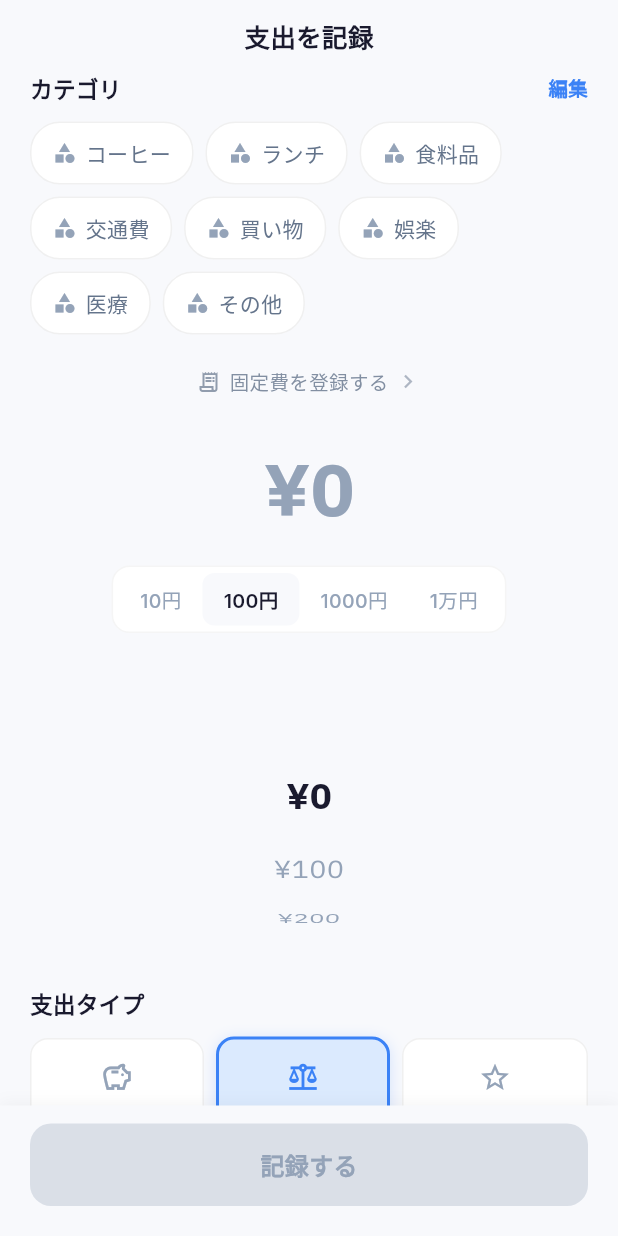
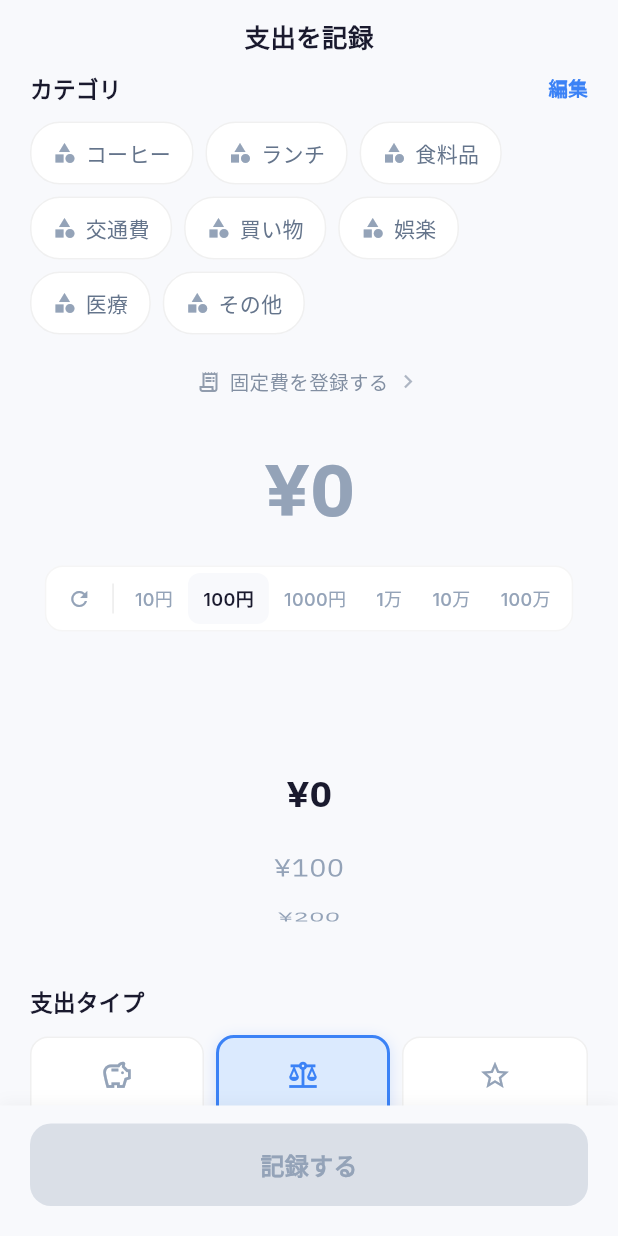
Before and after one commit to yuki-programmer/savesmart_app, a Flutter app: the AddScreen screen opened directly, on a phone screen of 412 x 824 dp. Run offline on Flutter 3.47's test engine with Material 3 defaults, Android fonts, the phone set to English and light mode, and no system bars; our stand-ins replace file_picker, fl_chart, google_fonts, share_plus, shared_preferences, sqflite and 1 more; accounts and stored records are empty.

Commit message:
Updated at 2026/1/18

```diff
--- a/lib/screens/add_screen.dart
+++ b/lib/screens/add_screen.dart
@@ -105,7 +105,11 @@ class _AddScreenState extends State<AddScreen> {
       _expenseAmount = combo['amount'] as int;
       _selectedGrade = combo['grade'] as String;
       // 適切な単位を自動選択
-      if (_expenseAmount >= 10000) {
+      if (_expenseAmount >= 1000000) {
+        _expenseUnit = 1000000;
+      } else if (_expenseAmount >= 100000) {
+        _expenseUnit = 100000;
+      } else if (_expenseAmount >= 10000) {
         _expenseUnit = 10000;
       } else if (_expenseAmount >= 1000) {
         _expenseUnit = 1000;
@@ -433,7 +437,7 @@ class _AddScreenState extends State<AddScreen> {
         WheelPicker(
           key: ValueKey('expense_${_expenseUnit}_$_expenseAmount'),
           unit: _expenseUnit,
-          maxMultiplier: _expenseUnit >= 1000 ? 100 : 99,
+          maxMultiplier: 10000000 ~/ _expenseUnit, // 上限1000万円で統一
           initialValue: _expenseAmount,
           highlightColor: AppColors.bgPrimary,
           onChanged: (value) {
@@ -448,30 +452,61 @@ class _AddScreenState extends State<AddScreen> {
 
   /// 単位選択UI
   Widget _buildUnitSelector() {
-    final units = [10, 100, 1000, 10000];
-    final labels = ['10円', '100円', '1000円', '1万円'];
+    final units = [10, 100, 1000, 10000, 100000, 1000000];
+    final labels = ['10円', '100円', '1000円', '1万', '10万', '100万'];
 
     return Container(
-      padding: const EdgeInsets.all(4),
       decoration: BoxDecoration(
         color: Colors.white,
         borderRadius: BorderRadius.circular(12),
         border: Border.all(color: Colors.black.withOpacity(0.04)),
       ),
+      child: SingleChildScrollView(
+        scrollDirection: Axis.horizontal,
+        padding: const EdgeInsets.all(4),
         child: Row(
           mainAxisSize: MainAxisSize.min,
-        children: List.generate(units.length, (index) {
+          children: [
+            // リセットボタン（0円に戻す）
+            GestureDetector(
+              onTap: () {
+                setState(() {
+                  _expenseAmount = 0;
+                });
+              },
+              child: Container(
+                padding: const EdgeInsets.symmetric(horizontal: 10, vertical: 8),
+                decoration: BoxDecoration(
+                  color: Colors.transparent,
+                  borderRadius: BorderRadius.circular(8),
+                ),
+                child: const Icon(
+                  Icons.refresh,
+                  size: 16,
+                  color: AppColors.textMuted,
+                ),
+              ),
+            ),
+            // 区切り線
+            Container(
+              width: 1,
+              height: 20,
+              color: Colors.black.withOpacity(0.08),
+              margin: const EdgeInsets.symmetric(horizontal: 4),
+            ),
+            // 単位ボタン
+            ...List.generate(units.length, (index) {
               final unit = units[index];
               final isSelected = _expenseUnit == unit;
               return GestureDetector(
                 onTap: () {
                   setState(() {
                     _expenseUnit = unit;
-                _expenseAmount = 0;
+                    // 金額はリセットしない（そのまま維持）
                   });
                 },
                 child: Container(
-              padding: const EdgeInsets.symmetric(horizontal: 14, vertical: 8),
+                  padding: const EdgeInsets.symmetric(horizontal: 10, vertical: 8),
                   decoration: BoxDecoration(
                     color: isSelected ? AppColors.bgPrimary : Colors.transparent,
                     borderRadius: BorderRadius.circular(8),
@@ -479,7 +514,7 @@ class _AddScreenState extends State<AddScreen> {
                   child: Text(
                     labels[index],
                     style: GoogleFonts.inter(
-                  fontSize: 13,
+                      fontSize: 12,
                       fontWeight: isSelected ? FontWeight.w600 : FontWeight.w500,
                       color: isSelected ? AppColors.textPrimary : AppColors.textMuted,
                     ),
@@ -487,6 +522,8 @@ class _AddScreenState extends State<AddScreen> {
                 ),
               );
             }),
+          ],
+        ),
       ),
     );
   }
```
Also changed, not shown: pubspec.lock, 2 other files. Lines whose indentation alone changed are shown as unchanged.
